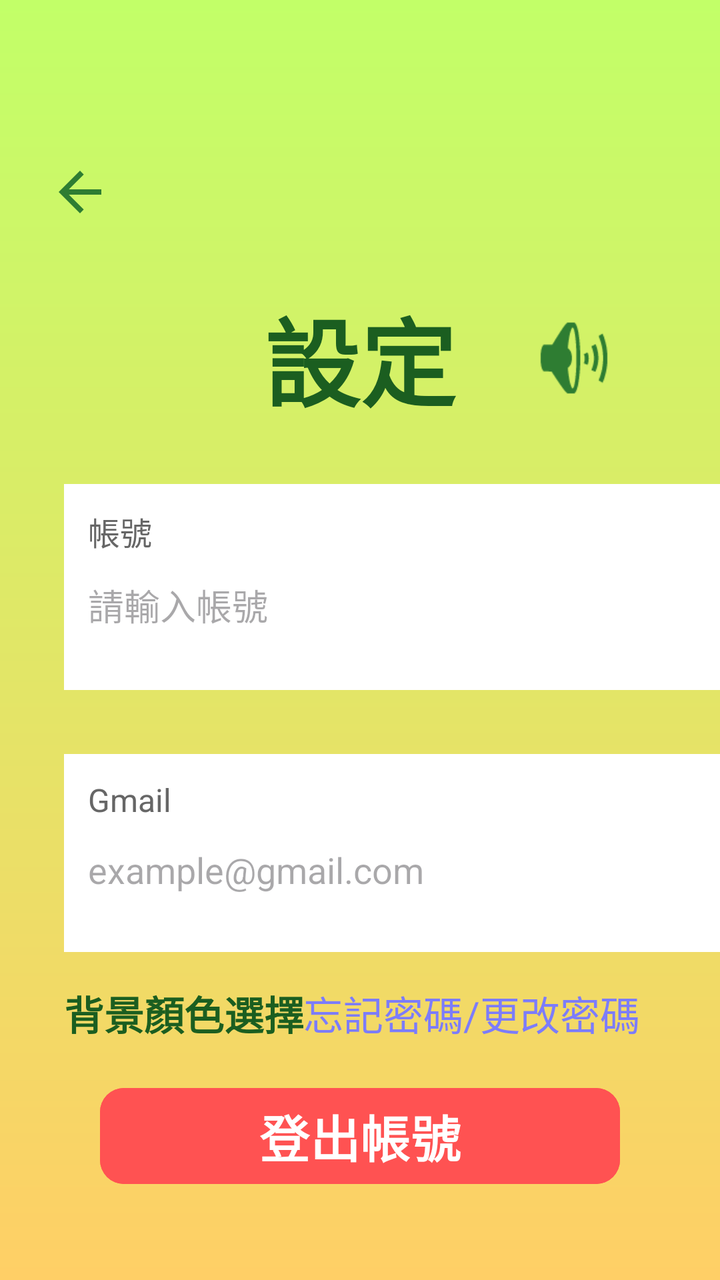
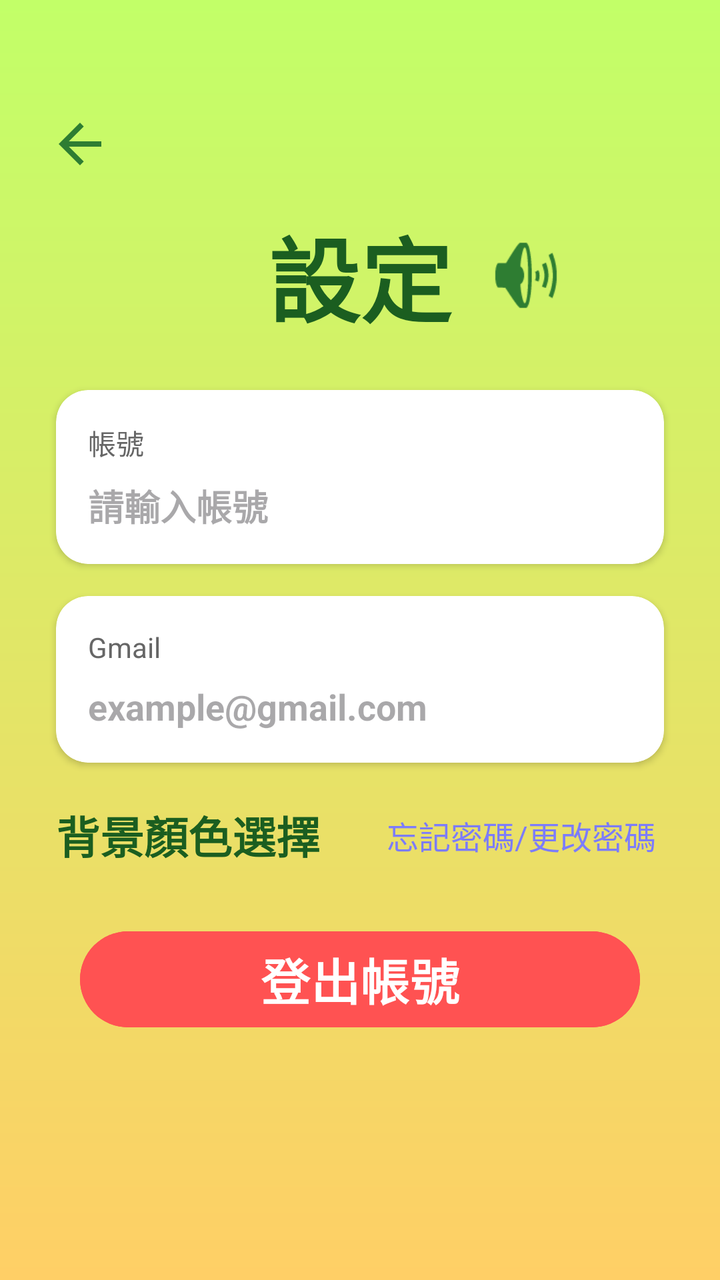

Screens rendered from an Android XML layout before and after an edit, with the pre-edit source and the edit as a unified diff.
<!-- AndroidManifest.xml: application theme Theme.PlantDoctor -->
<!-- res/layout/activity_settings.xml -->
<?xml version="1.0" encoding="utf-8"?>
<androidx.constraintlayout.widget.ConstraintLayout xmlns:android="http://schemas.android.com/apk/res/android"
    xmlns:app="http://schemas.android.com/apk/res-auto"
    xmlns:tools="http://schemas.android.com/tools"
    android:id="@+id/settings_root_layout"
    android:layout_width="match_parent"
    android:layout_height="match_parent"
    android:background="@drawable/gradient_green">

    <ImageButton
        android:id="@+id/btn_back_home"
        android:layout_width="48dp"
        android:layout_height="48dp"
        android:layout_marginStart="16dp"
        android:layout_marginTop="72dp"
        android:background="?attr/selectableItemBackgroundBorderless"
        android:contentDescription="返回主頁"
        android:padding="8dp"
        android:scaleType="fitCenter"
        android:src="@drawable/ic_back"
        app:layout_constraintStart_toStartOf="parent"
        app:layout_constraintTop_toTopOf="parent"
        app:tint="#2E7D32" />

    <TextView
        android:id="@+id/tv_settings_title"
        android:layout_width="wrap_content"
        android:layout_height="wrap_content"
        android:text="設定"
        android:textColor="#1B5E20"
        android:textSize="48sp"
        android:textStyle="bold"
        app:layout_constraintEnd_toEndOf="parent"
        app:layout_constraintStart_toStartOf="parent"
        app:layout_constraintTop_toBottomOf="@id/btn_back_home"
        android:layout_marginTop="24dp" />

    <ImageButton
        android:id="@+id/btn_volume_mixer"
        android:layout_width="70dp"
        android:layout_height="50dp"
        android:layout_marginStart="24dp"
        android:background="?attr/selectableItemBackgroundBorderless"
        android:contentDescription="開啟調音台"
        android:scaleType="fitCenter"
        android:src="@android:drawable/ic_lock_silent_mode_off"
        app:layout_constraintBottom_toBottomOf="@id/tv_settings_title"
        app:layout_constraintStart_toEndOf="@id/tv_settings_title"
        app:layout_constraintTop_toTopOf="@id/tv_settings_title"
        app:tint="#2E7D32" />

    <LinearLayout
        android:id="@+id/layout_account"
        android:layout_width="340dp"
        android:layout_height="103dp"
        android:layout_marginHorizontal="40dp"
        android:layout_marginStart="32dp"
        android:layout_marginTop="28dp"
        android:background="#FFFFFF"
        android:orientation="vertical"
        android:padding="12dp"
        app:layout_constraintStart_toStartOf="parent"
        app:layout_constraintTop_toBottomOf="@id/tv_settings_title">

        <TextView
            android:layout_width="wrap_content"
            android:layout_height="wrap_content"
            android:text="帳號"
            android:textColor="#666666"
            android:textSize="16sp" />

        <EditText
            android:id="@+id/et_username"
            android:layout_width="match_parent"
            android:layout_height="wrap_content"
            android:background="@null"
            android:hint="請輸入帳號"
            android:paddingVertical="12dp"
            android:textSize="18sp"
            android:focusable="false"
            android:longClickable="false"
            android:cursorVisible="false"
            android:textColor="#333333" />
    </LinearLayout>

    <LinearLayout
        android:id="@+id/layout_gmail"
        android:layout_width="337dp"
        android:layout_height="99dp"
        android:layout_marginHorizontal="40dp"
        android:layout_marginStart="32dp"
        android:layout_marginTop="32dp"
        android:background="#FFFFFF"
        android:orientation="vertical"
        android:padding="12dp"
        app:layout_constraintStart_toStartOf="parent"
        app:layout_constraintTop_toBottomOf="@id/layout_account">

        <TextView
            android:layout_width="wrap_content"
            android:layout_height="wrap_content"
            android:text="Gmail"
            android:textColor="#666666"
            android:textSize="16sp" />

        <EditText
            android:id="@+id/et_gmail"
            android:layout_width="match_parent"
            android:layout_height="wrap_content"
            android:background="@null"
            android:hint="example@gmail.com"
            android:paddingVertical="12dp"
            android:textSize="18sp"
            android:focusable="false"
            android:longClickable="false"
            android:cursorVisible="false"
            android:textColor="#333333" />

    </LinearLayout>

    <TextView
        android:id="@+id/tv_forgot_password"
        android:layout_width="wrap_content"
        android:layout_height="wrap_content"
        android:layout_marginTop="16dp"
        android:layout_marginEnd="40dp"
        android:text="忘記密碼/更改密碼"
        android:textColor="#7C7CFC"
        android:textSize="20sp"
        app:layout_constraintEnd_toEndOf="parent"
        app:layout_constraintTop_toBottomOf="@id/layout_gmail" />

    <TextView
        android:id="@+id/tv_color_select"
        android:layout_width="wrap_content"
        android:layout_height="wrap_content"
        android:layout_marginStart="32dp"
        android:layout_marginTop="492dp"
        android:text="背景顏色選擇"
        android:textColor="#1B5E20"
        android:textSize="20sp"
        android:textStyle="bold"
        app:layout_constraintStart_toStartOf="parent"
        app:layout_constraintTop_toTopOf="parent" />

    <Button
        android:id="@+id/btn_logout"
        android:layout_width="260dp"
        android:layout_height="56dp"
        android:layout_marginHorizontal="40dp"
        android:layout_marginTop="64dp"
        android:backgroundTint="#FF5252"
        android:text="登出帳號"
        android:textColor="#FFFFFF"
        android:textSize="25sp"
        android:textStyle="bold"
        app:cornerRadius="12dp"
        app:layout_constraintEnd_toEndOf="parent"
        app:layout_constraintHorizontal_bias="0.496"
        app:layout_constraintStart_toStartOf="parent"
        app:layout_constraintTop_toBottomOf="@+id/layout_gmail" />

</androidx.constraintlayout.widget.ConstraintLayout>
<!-- resources referenced by this layout -->
<resources>
  <!-- drawable gradient_green (drawable) -->
  <?xml version="1.0" encoding="utf-8"?>
  <shape xmlns:android="http://schemas.android.com/apk/res/android"
      android:shape="rectangle">
      <gradient
          android:startColor="#C2FF68"
          android:endColor="#FFCF66"
          android:angle="270" />
  </shape>
  <!-- drawable ic_back (drawable) -->
  <vector xmlns:android="http://schemas.android.com/apk/res/android" android:autoMirrored="true" android:height="24dp" android:tint="#000000" android:viewportHeight="24" android:viewportWidth="24" android:width="24dp">
        
      <path android:fillColor="@android:color/white" android:pathData="M20,11H7.83l5.59,-5.59L12,4l-8,8 8,8 1.41,-1.41L7.83,13H20v-2z"/>
      
  </vector>
  <style name="Theme.PlantDoctor" parent="Base.Theme.PlantDoctor" />
  <style name="Base.Theme.PlantDoctor" parent="Theme.Material3.DayNight.NoActionBar">
          
          
      </style>
</resources>

<!-- the commit's change to res/layout/activity_settings.xml (unified diff, before → after) -->
@@ -1,163 +1,228 @@
 <?xml version="1.0" encoding="utf-8"?>
-<androidx.constraintlayout.widget.ConstraintLayout xmlns:android="http://schemas.android.com/apk/res/android"
+<androidx.constraintlayout.widget.ConstraintLayout
+    xmlns:android="http://schemas.android.com/apk/res/android"
     xmlns:app="http://schemas.android.com/apk/res-auto"
     xmlns:tools="http://schemas.android.com/tools"
     android:id="@+id/settings_root_layout"
     android:layout_width="match_parent"
     android:layout_height="match_parent"
-    android:background="@drawable/gradient_green">
-
-    <ImageButton
-        android:id="@+id/btn_back_home"
-        android:layout_width="48dp"
-        android:layout_height="48dp"
-        android:layout_marginStart="16dp"
-        android:layout_marginTop="72dp"
-        android:background="?attr/selectableItemBackgroundBorderless"
-        android:contentDescription="返回主頁"
-        android:padding="8dp"
-        android:scaleType="fitCenter"
-        android:src="@drawable/ic_back"
-        app:layout_constraintStart_toStartOf="parent"
-        app:layout_constraintTop_toTopOf="parent"
-        app:tint="#2E7D32" />
-
-    <TextView
-        android:id="@+id/tv_settings_title"
-        android:layout_width="wrap_content"
-        android:layout_height="wrap_content"
-        android:text="設定"
-        android:textColor="#1B5E20"
-        android:textSize="48sp"
-        android:textStyle="bold"
+    android:background="@drawable/gradient_background"
+    tools:context=".SettingsActivity">
+
+    
+    <androidx.core.widget.NestedScrollView
+        android:id="@+id/settings_scroll_view"
+        android:layout_width="0dp"
+        android:layout_height="0dp"
+        android:fillViewport="true"
+        app:layout_constraintBottom_toBottomOf="parent"
         app:layout_constraintEnd_toEndOf="parent"
         app:layout_constraintStart_toStartOf="parent"
-        app:layout_constraintTop_toBottomOf="@id/btn_back_home"
-        android:layout_marginTop="24dp" />
-
-    <ImageButton
-        android:id="@+id/btn_volume_mixer"
-        android:layout_width="70dp"
-        android:layout_height="50dp"
-        android:layout_marginStart="24dp"
-        android:background="?attr/selectableItemBackgroundBorderless"
-        android:contentDescription="開啟調音台"
-        android:scaleType="fitCenter"
-        android:src="@android:drawable/ic_lock_silent_mode_off"
-        app:layout_constraintBottom_toBottomOf="@id/tv_settings_title"
-        app:layout_constraintStart_toEndOf="@id/tv_settings_title"
-        app:layout_constraintTop_toTopOf="@id/tv_settings_title"
-        app:tint="#2E7D32" />
-
-    <LinearLayout
-        android:id="@+id/layout_account"
-        android:layout_width="340dp"
-        android:layout_height="103dp"
-        android:layout_marginHorizontal="40dp"
-        android:layout_marginStart="32dp"
-        android:layout_marginTop="28dp"
-        android:background="#FFFFFF"
-        android:orientation="vertical"
-        android:padding="12dp"
-        app:layout_constraintStart_toStartOf="parent"
-        app:layout_constraintTop_toBottomOf="@id/tv_settings_title">
-
-        <TextView
-            android:layout_width="wrap_content"
-            android:layout_height="wrap_content"
-            android:text="帳號"
-            android:textColor="#666666"
-            android:textSize="16sp" />
-
-        <EditText
-            android:id="@+id/et_username"
+        app:layout_constraintTop_toTopOf="parent">
+
+        <androidx.constraintlayout.widget.ConstraintLayout
+            android:id="@+id/settings_container_layout"
             android:layout_width="match_parent"
             android:layout_height="wrap_content"
-            android:background="@null"
-            android:hint="請輸入帳號"
-            android:paddingVertical="12dp"
-            android:textSize="18sp"
-            android:focusable="false"
-            android:longClickable="false"
-            android:cursorVisible="false"
-            android:textColor="#333333" />
-    </LinearLayout>
-
-    <LinearLayout
-        android:id="@+id/layout_gmail"
-        android:layout_width="337dp"
-        android:layout_height="99dp"
-        android:layout_marginHorizontal="40dp"
-        android:layout_marginStart="32dp"
-        android:layout_marginTop="32dp"
-        android:background="#FFFFFF"
-        android:orientation="vertical"
-        android:padding="12dp"
-        app:layout_constraintStart_toStartOf="parent"
-        app:layout_constraintTop_toBottomOf="@id/layout_account">
-
-        <TextView
-            android:layout_width="wrap_content"
-            android:layout_height="wrap_content"
-            android:text="Gmail"
-            android:textColor="#666666"
-            android:textSize="16sp" />
-
-        <EditText
-            android:id="@+id/et_gmail"
-            android:layout_width="match_parent"
-            android:layout_height="wrap_content"
-            android:background="@null"
-            android:hint="example@gmail.com"
-            android:paddingVertical="12dp"
-            android:textSize="18sp"
-            android:focusable="false"
-            android:longClickable="false"
-            android:cursorVisible="false"
-            android:textColor="#333333" />
-
-    </LinearLayout>
-
-    <TextView
-        android:id="@+id/tv_forgot_password"
-        android:layout_width="wrap_content"
-        android:layout_height="wrap_content"
-        android:layout_marginTop="16dp"
-        android:layout_marginEnd="40dp"
-        android:text="忘記密碼/更改密碼"
-        android:textColor="#7C7CFC"
-        android:textSize="20sp"
-        app:layout_constraintEnd_toEndOf="parent"
-        app:layout_constraintTop_toBottomOf="@id/layout_gmail" />
-
-    <TextView
-        android:id="@+id/tv_color_select"
-        android:layout_width="wrap_content"
-        android:layout_height="wrap_content"
-        android:layout_marginStart="32dp"
-        android:layout_marginTop="492dp"
-        android:text="背景顏色選擇"
-        android:textColor="#1B5E20"
-        android:textSize="20sp"
-        android:textStyle="bold"
-        app:layout_constraintStart_toStartOf="parent"
-        app:layout_constraintTop_toTopOf="parent" />
-
-    <Button
-        android:id="@+id/btn_logout"
-        android:layout_width="260dp"
-        android:layout_height="56dp"
-        android:layout_marginHorizontal="40dp"
-        android:layout_marginTop="64dp"
-        android:backgroundTint="#FF5252"
-        android:text="登出帳號"
-        android:textColor="#FFFFFF"
-        android:textSize="25sp"
-        android:textStyle="bold"
-        app:cornerRadius="12dp"
-        app:layout_constraintEnd_toEndOf="parent"
-        app:layout_constraintHorizontal_bias="0.496"
-        app:layout_constraintStart_toStartOf="parent"
-        app:layout_constraintTop_toBottomOf="@+id/layout_gmail" />
+            android:paddingBottom="40dp">
+
+            
+            <androidx.constraintlayout.widget.Guideline
+                android:id="@+id/guideline_top"
+                android:layout_width="wrap_content"
+                android:layout_height="wrap_content"
+                android:orientation="horizontal"
+                app:layout_constraintGuide_percent="0.08" />
+
+            
+            <ImageButton
+                android:id="@+id/btn_back_home"
+                android:layout_width="48dp"
+                android:layout_height="48dp"
+                android:layout_marginStart="16dp"
+                android:background="?attr/selectableItemBackgroundBorderless"
+                android:contentDescription="返回主頁"
+                android:padding="8dp"
+                android:scaleType="fitCenter"
+                android:src="@drawable/ic_back"
+                app:layout_constraintStart_toStartOf="parent"
+                app:layout_constraintTop_toTopOf="@id/guideline_top"
+                app:tint="#2E7D32" />
+
+            
+            <TextView
+                android:id="@+id/tv_settings_title"
+                android:layout_width="wrap_content"
+                android:layout_height="wrap_content"
+                android:layout_marginTop="8dp"
+                android:gravity="center"
+                android:maxLines="1"
+                android:text="設定"
+                android:textColor="#1B5E20"
+                android:textSize="46sp"
+                android:textStyle="bold"
+                app:autoSizeMaxTextSize="52sp"
+                app:autoSizeMinTextSize="24sp"
+                app:autoSizeTextType="uniform"
+                app:layout_constraintEnd_toEndOf="parent"
+                app:layout_constraintStart_toStartOf="parent"
+                app:layout_constraintTop_toBottomOf="@id/btn_back_home" />
+
+            
+            <ImageButton
+                android:id="@+id/btn_volume_mixer"
+                android:layout_width="58dp"
+                android:layout_height="58dp"
+                android:layout_marginStart="8dp"
+                android:background="?attr/selectableItemBackgroundBorderless"
+                android:contentDescription="開啟調音台"
+                android:padding="6dp"
+                android:scaleType="fitCenter"
+                android:src="@android:drawable/ic_lock_silent_mode_off"
+                app:layout_constraintBottom_toBottomOf="@id/tv_settings_title"
+                app:layout_constraintStart_toEndOf="@id/tv_settings_title"
+                app:layout_constraintTop_toTopOf="@id/tv_settings_title"
+                app:tint="#2E7D32" />
+
+            
+            <androidx.cardview.widget.CardView
+                android:id="@+id/layout_account"
+                android:layout_width="0dp"
+                android:layout_height="wrap_content"
+                android:layout_marginHorizontal="28dp"
+                android:layout_marginTop="24dp"
+                app:cardBackgroundColor="#FFFFFF"
+                app:cardCornerRadius="16dp"
+                app:cardElevation="2dp"
+                app:layout_constraintEnd_toEndOf="parent"
+                app:layout_constraintStart_toStartOf="parent"
+                app:layout_constraintTop_toBottomOf="@id/tv_settings_title">
+
+                <LinearLayout
+                    android:layout_width="match_parent"
+                    android:layout_height="wrap_content"
+                    android:orientation="vertical"
+                    android:padding="16dp">
+
+                    <TextView
+                        android:layout_width="wrap_content"
+                        android:layout_height="wrap_content"
+                        android:text="帳號"
+                        android:textColor="#666666"
+                        android:textSize="14sp" />
+
+                    <EditText
+                        android:id="@+id/et_username"
+                        android:layout_width="match_parent"
+                        android:layout_height="wrap_content"
+                        android:background="@null"
+                        android:cursorVisible="false"
+                        android:focusable="false"
+                        android:hint="請輸入帳號"
+                        android:longClickable="false"
+                        android:paddingTop="8dp"
+                        android:textColor="#333333"
+                        android:textSize="18sp"
+                        android:textStyle="bold" />
+                </LinearLayout>
+            </androidx.cardview.widget.CardView>
+
+            
+            <androidx.cardview.widget.CardView
+                android:id="@+id/layout_gmail"
+                android:layout_width="0dp"
+                android:layout_height="wrap_content"
+                android:layout_marginHorizontal="28dp"
+                android:layout_marginTop="16dp"
+                app:cardBackgroundColor="#FFFFFF"
+                app:cardCornerRadius="16dp"
+                app:cardElevation="2dp"
+                app:layout_constraintEnd_toEndOf="parent"
+                app:layout_constraintStart_toStartOf="parent"
+                app:layout_constraintTop_toBottomOf="@id/layout_account">
+
+                <LinearLayout
+                    android:layout_width="match_parent"
+                    android:layout_height="wrap_content"
+                    android:orientation="vertical"
+                    android:padding="16dp">
+
+                    <TextView
+                        android:layout_width="wrap_content"
+                        android:layout_height="wrap_content"
+                        android:text="Gmail"
+                        android:textColor="#666666"
+                        android:textSize="14sp" />
+
+                    <EditText
+                        android:id="@+id/et_gmail"
+                        android:layout_width="match_parent"
+                        android:layout_height="wrap_content"
+                        android:background="@null"
+                        android:cursorVisible="false"
+                        android:focusable="false"
+                        android:hint="example@gmail.com"
+                        android:longClickable="false"
+                        android:paddingTop="8dp"
+                        android:textColor="#333333"
+                        android:textSize="18sp"
+                        android:textStyle="bold" />
+                </LinearLayout>
+            </androidx.cardview.widget.CardView>
+
+            
+            <TextView
+                android:id="@+id/tv_color_select"
+                android:layout_width="0dp"
+                android:layout_height="wrap_content"
+                android:layout_marginTop="20dp"
+                android:layout_marginEnd="8dp"
+                android:text="背景顏色選擇"
+                android:textColor="#1B5E20"
+                android:textSize="22sp"
+                android:textStyle="bold"
+                app:layout_constrainedWidth="true"
+                app:layout_constraintEnd_toStartOf="@id/tv_forgot_password"
+                app:layout_constraintHorizontal_bias="0.0"
+                app:layout_constraintStart_toStartOf="@id/layout_gmail"
+                app:layout_constraintTop_toBottomOf="@id/layout_gmail" />
+
+            
+            <TextView
+                android:id="@+id/tv_forgot_password"
+                android:layout_width="wrap_content"
+                android:layout_height="wrap_content"
+                android:padding="4dp"
+                android:text="忘記密碼/更改密碼"
+                android:textColor="#7C7CFC"
+                android:textSize="16sp"
+                app:layout_constraintBottom_toBottomOf="@id/tv_color_select"
+                app:layout_constraintEnd_toEndOf="@id/layout_gmail"
+                app:layout_constraintTop_toTopOf="@id/tv_color_select" />
+
+            
+            <Button
+                android:id="@+id/btn_logout"
+                android:layout_width="0dp"
+                android:layout_height="56dp"
+                android:layout_marginHorizontal="40dp"
+                android:layout_marginTop="28dp"
+                android:backgroundTint="#FF5252"
+                android:gravity="center"
+                android:maxLines="1"
+                android:text="登出帳號"
+                android:textColor="#FFFFFF"
+                android:textSize="26sp"
+                android:textStyle="bold"
+                app:autoSizeMaxTextSize="32sp"
+                app:autoSizeMinTextSize="14sp"
+                app:autoSizeTextType="uniform"
+                app:cornerRadius="28dp"
+                app:layout_constraintEnd_toEndOf="parent"
+                app:layout_constraintStart_toStartOf="parent"
+                app:layout_constraintTop_toBottomOf="@id/tv_color_select" />
+
+        </androidx.constraintlayout.widget.ConstraintLayout>
+    </androidx.core.widget.NestedScrollView>
 
 </androidx.constraintlayout.widget.ConstraintLayout>
<!-- resource entries referenced after the edit -->
@@ -1,14 +1,13 @@
 <!-- resources referenced by this layout -->
 <resources>
-  <!-- drawable gradient_green (drawable) -->
+  <!-- drawable gradient_background (drawable) -->
   <?xml version="1.0" encoding="utf-8"?>
   <shape xmlns:android="http://schemas.android.com/apk/res/android"
       android:shape="rectangle">
       <gradient
           android:startColor="#C2FF68"
           android:endColor="#FFCF66"
-          android:angle="270" />
-  </shape>
+          android:angle="270" /> </shape>
   <!-- drawable ic_back (drawable) -->
   <vector xmlns:android="http://schemas.android.com/apk/res/android" android:autoMirrored="true" android:height="24dp" android:tint="#000000" android:viewportHeight="24" android:viewportWidth="24" android:width="24dp">
         
